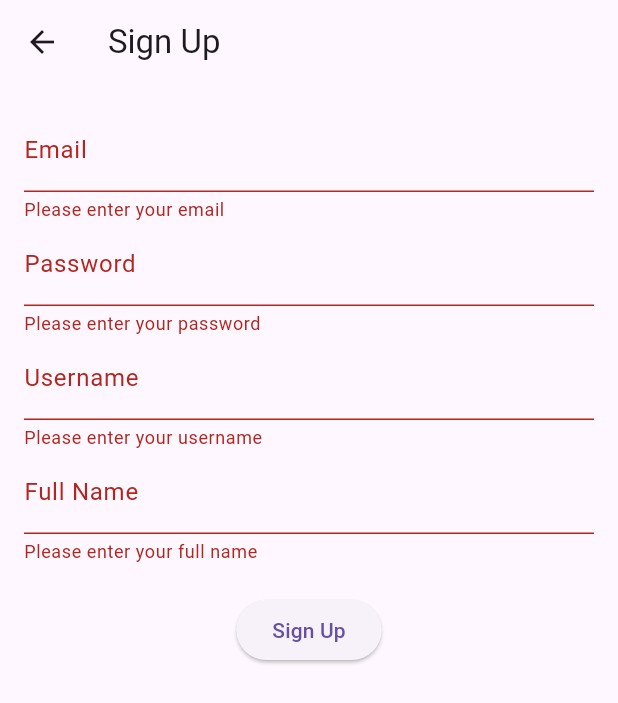
After one commit to Utsal143/firebaseauth, a Flutter app: the SignUpScreen screen opened directly, after a tap on "Sign Up", on a phone screen of 412 x 824 dp. The commit adds this screen. Shown: the top 703 px of the screen. Run offline on Flutter 3.47's test engine with Material 3 defaults, Android fonts, the phone set to English and light mode, and no system bars; our stand-ins replace firebase_auth, firebase_core, google_sign_in; missing offline and left inert: flutter_facebook_auth; accounts and stored records are empty; network calls fail.

```diff
--- a/lib/main.dart
+++ b/lib/main.dart
@@ -5,6 +5,7 @@ import 'package:flutterlogin/screens/login_screen.dart';
 void main() async {
   WidgetsFlutterBinding.ensureInitialized();
   await Firebase.initializeApp();
+
   runApp(MyApp());
 }
 
--- /dev/null
+++ b/lib/screens/signup_screen.dart
@@ -0,0 +1,130 @@
+import 'package:flutter/material.dart';
+import 'package:flutterlogin/APIservice/api_service.dart';
+
+class SignUpScreen extends StatefulWidget {
+  @override
+  _SignUpScreenState createState() => _SignUpScreenState();
+}
+
+class _SignUpScreenState extends State<SignUpScreen> {
+  final _formKey = GlobalKey<FormState>();
+  final TextEditingController _emailController = TextEditingController();
+  final TextEditingController _passwordController = TextEditingController();
+  final TextEditingController _usernameController = TextEditingController();
+  final TextEditingController _fullNameController = TextEditingController();
+
+  bool _isLoading = false;
+  String _errorMessage = '';
+
+  void _signUp() async {
+    if (_formKey.currentState?.validate() != true) return;
+
+    setState(() {
+      _isLoading = true;
+      _errorMessage = '';
+    });
+
+    ApiService apiService = ApiService();
+    try {
+      final response = await apiService.signUp(
+        email: _emailController.text,
+        password: _passwordController.text,
+        username: _usernameController.text,
+        fullName: _fullNameController.text,
+      );
+
+      if (response.containsKey('token')) {
+        // Handle successful sign-up, e.g., navigate to the home screen
+        Navigator.pushReplacementNamed(context, '/home');
+      } else {
+        // Handle sign-up error
+        setState(() {
+          _errorMessage = response['message'] ?? 'Sign-up failed';
+        });
+      }
+    } catch (e) {
+      setState(() {
+        _errorMessage = 'An error occurred';
+      });
+    } finally {
+      setState(() {
+        _isLoading = false;
+      });
+    }
+  }
+
+  @override
+  Widget build(BuildContext context) {
+    return Scaffold(
+      appBar: AppBar(title: Text('Sign Up')),
+      body: Padding(
+        padding: EdgeInsets.all(16.0),
+        child: Form(
+          key: _formKey,
+          child: Column(
+            children: <Widget>[
+              TextFormField(
+                controller: _emailController,
+                decoration: InputDecoration(labelText: 'Email'),
+                keyboardType: TextInputType.emailAddress,
+                validator: (value) {
+                  if (value?.isEmpty ?? true) {
+                    return 'Please enter your email';
+                  }
+                  return null;
+                },
+              ),
+              TextFormField(
+                controller: _passwordController,
+                decoration: InputDecoration(labelText: 'Password'),
+                obscureText: true,
+                validator: (value) {
+                  if (value?.isEmpty ?? true) {
+                    return 'Please enter your password';
+                  }
+                  return null;
+                },
+              ),
+              TextFormField(
+                controller: _usernameController,
+                decoration: InputDecoration(labelText: 'Username'),
+                validator: (value) {
+                  if (value?.isEmpty ?? true) {
+                    return 'Please enter your username';
+                  }
+                  return null;
+                },
+              ),
+              TextFormField(
+                controller: _fullNameController,
+                decoration: InputDecoration(labelText: 'Full Name'),
+                validator: (value) {
+                  if (value?.isEmpty ?? true) {
+                    return 'Please enter your full name';
+                  }
+                  return null;
+                },
+              ),
+              SizedBox(height: 20),
+              if (_isLoading)
+                CircularProgressIndicator()
+              else
+                ElevatedButton(
+                  onPressed: _signUp,
+                  child: Text('Sign Up'),
+                ),
+              if (_errorMessage.isNotEmpty)
+                Padding(
+                  padding: EdgeInsets.only(top: 20),
+                  child: Text(
+                    _errorMessage,
+                    style: TextStyle(color: Colors.red),
+                  ),
+                ),
+            ],
+          ),
+        ),
+      ),
+    );
+  }
+}
--- a/pubspec.yaml
+++ b/pubspec.yaml
@@ -38,8 +38,10 @@ dependencies:
   firebase_core: ^3.1.1
   firebase_auth: ^5.1.1
   google_sign_in: ^6.2.1
-  flutter_facebook_auth: ^7.0.1
+  flutter_facebook_auth: ^4.0.0
   http: ^1.2.1
+  url_launcher: ^6.3.0
+  webview_flutter: ^4.0.0
 
 dev_dependencies:
   flutter_test:
```
Also changed, not shown: lib/APIservice/api_service.dart (added, +132 -0 lines), lib/screens/home_screen.dart (+134 -8 lines), lib/screens/login_screen.dart (+26 -7 lines), pubspec.lock, 11 other files.
